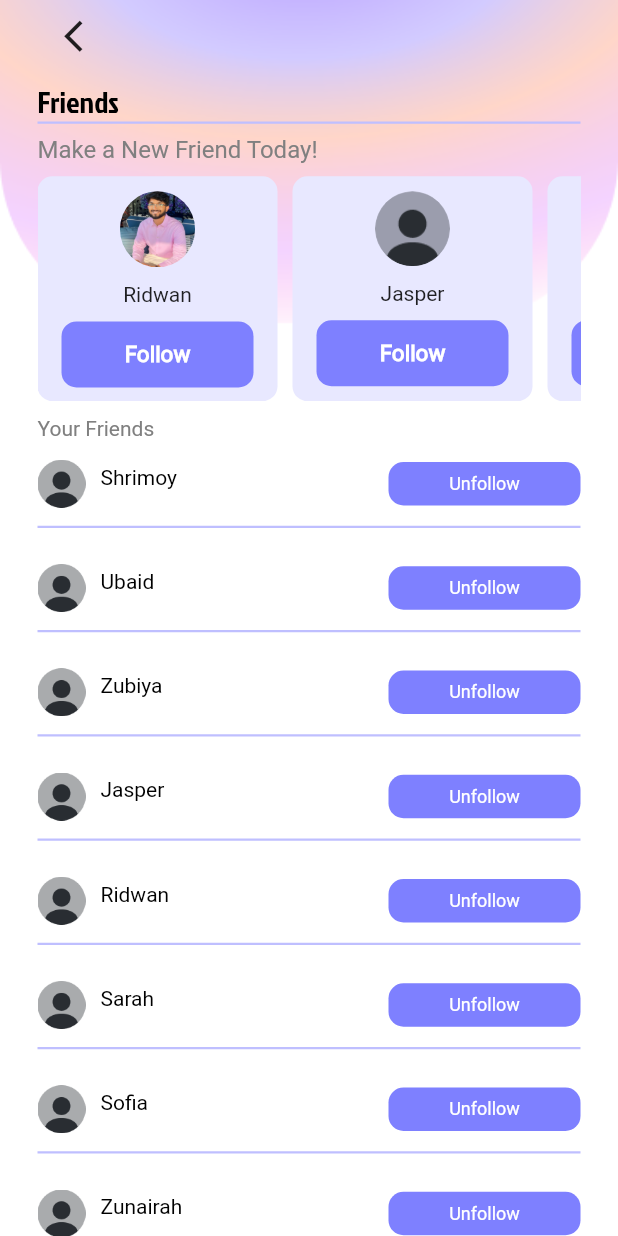
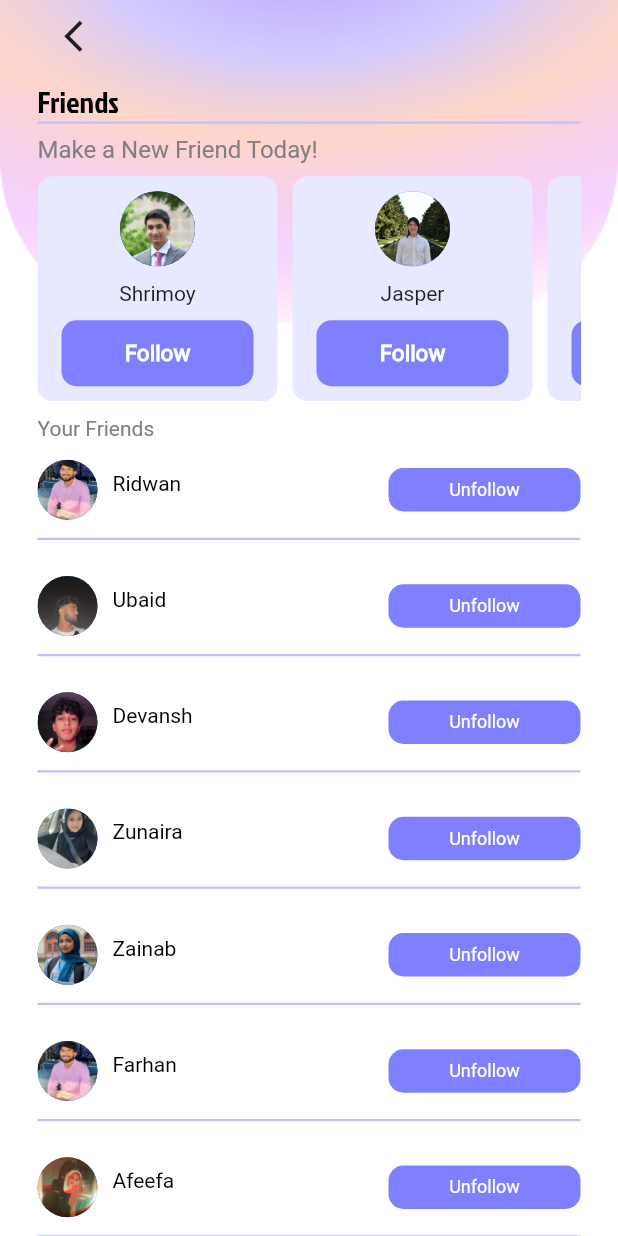
Before and after one commit to acm-projects/TaskMate, a Flutter app: the ProfilePage screen opened directly, after a tap on "Friends", on a phone screen of 412 x 824 dp. Run offline on Flutter 3.47's test engine with Material 2 defaults, Android fonts, the phone set to English and light mode, and no system bars; our stand-ins replace camera, google_nav_bar.

Commit message:
placeholder imgs

```diff
--- a/lib/pages/friends_page.dart
+++ b/lib/pages/friends_page.dart
@@ -1,3 +1,5 @@
+// ignore_for_file: prefer_const_constructors
+
 import 'package:flutter/material.dart';
 import 'package:task_mate/pages/profile_page.dart';
 import 'package:task_mate/util/friends_card.dart';
@@ -80,12 +82,12 @@ class FriendsPage extends StatelessWidget {
                     children: [
                       // ignore: prefer_const_constructors
                       CardFriend(
-                        username: 'Ridwan',
-                        profilePic: "lib/images/ridwan_profile.jpg",
+                        username: 'Shrimoy',
+                        profilePic: "lib/images/profile_pic_8.jpeg",
                       ),
                       const CardFriend(
                         username: 'Jasper',
-                        profilePic: "lib/images/profile.png",
+                        profilePic: "lib/images/profile_pic_9.jpeg",
                       ),
                       const CardFriend(
                         username: 'Friend3',
@@ -117,18 +119,45 @@ class FriendsPage extends StatelessWidget {
                 ),
                 const SizedBox(height: 1),
                 //list of friends to add
-                FriendsTile(username: 'Shrimoy'),
-                FriendsTile(username: "Ubaid"),
-                FriendsTile(username: 'Zubiya'),
-                FriendsTile(username: "Jasper"),
-                FriendsTile(username: 'Ridwan'),
-                FriendsTile(username: "Sarah"),
-                FriendsTile(username: 'Sofia'),
-                FriendsTile(username: "Zunairah"),
-                FriendsTile(username: 'Ethan'),
-                FriendsTile(username: "Safia"),
-                FriendsTile(username: 'Zainab'),
-                FriendsTile(username: "Muriam"),
+                FriendsTile(
+                  username: 'Ridwan',
+                  profilePic: 'lib/images/ridwan_profile.jpg',
+                  ),
+                FriendsTile(
+                  username: 'Ubaid',
+                  profilePic: 'lib/images/profile_pic_6.jpeg',
+                ),
+                FriendsTile(
+                  username: 'Devansh',
+                  profilePic: 'lib/images/profile_pic_7.jpeg',
+                ),
+                FriendsTile(username: 'Zunaira',
+                  profilePic: 'lib/images/profile_pic_4.jpeg',
+                ),
+                FriendsTile(username: 'Zainab',
+                  profilePic: 'lib/images/profile_pic_10.jpeg',
+                ),
+                FriendsTile(username: "Farhan",
+                  profilePic: 'lib/images/ridwan_profile.jpg',
+                ),
+                FriendsTile(username: 'Afeefa',
+                  profilePic: 'lib/images/profile_pic_5.jpeg',
+                ),
+                FriendsTile(username: 'Safia',
+                  profilePic: 'lib/images/ridwan_profile.jpg',
+                ),
+                FriendsTile(username: 'Ethan',
+                  profilePic: 'lib/images/ridwan_profile.jpg',
+                ),
+                FriendsTile(username: 'Safia',
+                  profilePic: 'lib/images/ridwan_profile.jpg',
+                ),
+                FriendsTile(username: 'Evelyn',
+                  profilePic: 'lib/images/ridwan_profile.jpg',
+                ),
+                FriendsTile(username: "Muriam",
+                  profilePic: 'lib/images/ridwan_profile.jpg',
+                ),
               ],
             )
           ],
--- a/lib/util/friends_bar.dart
+++ b/lib/util/friends_bar.dart
@@ -80,7 +80,7 @@ class FriendsBar extends StatelessWidget {
               children: [
                 CircleAvatar(
                     radius: 25,
-                    backgroundImage: AssetImage('lib/images/profile_pic_2.jpeg'),
+                    backgroundImage: AssetImage('lib/images/profile_pic_10.jpeg'),
                   ),
                 CircleAvatar(
                   radius: 25,
@@ -88,15 +88,15 @@ class FriendsBar extends StatelessWidget {
                 ),
                 CircleAvatar(
                   radius: 25,
-                  backgroundImage: AssetImage('lib/images/profile_pic_3.jpeg'),
+                  backgroundImage: AssetImage('lib/images/profile_pic_4.jpeg'),
                 ),
                 CircleAvatar(
                   radius: 25,
-                  backgroundImage: AssetImage('lib/images/profile_pic_2.jpeg'),
+                  backgroundImage: AssetImage('lib/images/profile_pic_5.jpeg'),
                 ),
                 CircleAvatar(
                   radius: 25,
-                  backgroundImage: AssetImage('lib/images/profile_pic_2.jpeg'),
+                  backgroundImage: AssetImage('lib/images/profile_pic_6.jpeg'),
                 ),
               ],
             ),
--- a/lib/util/friends_card.dart
+++ b/lib/util/friends_card.dart
@@ -24,10 +24,11 @@ class CardFriend extends StatelessWidget {
             const SizedBox(height: 10),
             Container(
               width: 50,
-              child: ClipRRect(
-                borderRadius: BorderRadius.circular(40),
-                child:Image.asset(profilePic)
-              )
+              child:
+              CircleAvatar(
+                    radius: 25,
+                    backgroundImage: AssetImage(profilePic),
+                  ),
             ),
             const SizedBox(height: 10),
             Text('' + username.toString()),
--- a/lib/util/friends_tile.dart
+++ b/lib/util/friends_tile.dart
@@ -2,10 +2,12 @@ import 'package:flutter/material.dart';
 
 class FriendsTile extends StatelessWidget {
   final String username;
+  final String profilePic;
 
   const FriendsTile({
     Key? key,
-    required this.username
+    required this.username,
+    required this.profilePic,
   }): super(key: key);
 
   @override
@@ -21,10 +23,15 @@ class FriendsTile extends StatelessWidget {
               Row(
                 crossAxisAlignment: CrossAxisAlignment.center,
                 children: [
-                  Container(
-                    height: 32,
-                    child: Image.asset("lib/images/profile.png"),
+                  CircleAvatar(
+                    radius: 20,
+                    backgroundImage: AssetImage(profilePic),
                   ),
+                  // Container(
+
+                  //   height: 32,
+                  //   child: Image.asset(profilePic),
+                  // ),
                   const SizedBox(width: 10),
                   Text(
                     username,
--- a/lib/util/home_page_complete_component.dart
+++ b/lib/util/home_page_complete_component.dart
@@ -30,15 +30,20 @@ class HomePagePageComponent extends StatelessWidget {
                         children: [
                           IconButton(
                             iconSize: 69,
-                              padding: EdgeInsets.all(0),
-                              icon: const Image(
-                                image: AssetImage(
-                                  'lib/images/profilebig.png'
-                                  ),
+                            padding: EdgeInsets.all(0),
+                            icon: const ClipOval(
+                              child: Image(
+                                image: AssetImage('lib/images/zubi_profile.jpg'),
+                                width: 69,
+                                height: 69,
+                                fit: BoxFit.cover,
                               ),
-                              onPressed: () {
-                                //add functionality
-                              }),
+                            ),
+                            onPressed: () {
+                              // add functionality
+                            },
+                          ),
+
 
                           const SizedBox(width: 15,),
 
@@ -67,7 +72,7 @@ class HomePagePageComponent extends StatelessWidget {
                                 mainAxisAlignment: MainAxisAlignment.start,
                                 children: [
                                   Text(
-                                    'Welcome, User',
+                                    'Welcome, Zubiya',
                                     style: TextStyle(
                                     color: Colors.black,
                                     fontSize: 10,
@@ -137,7 +142,7 @@ class HomePagePageComponent extends StatelessWidget {
                                     Row(
                                       mainAxisAlignment: MainAxisAlignment.spaceBetween,
                                       children: [
-                                        Text(
+                                        const Text(
                                           'Tasks',
                                           style: TextStyle(
                                             color: Colors.black,
@@ -148,7 +153,7 @@ class HomePagePageComponent extends StatelessWidget {
 
                                         IconButton(
                                           onPressed: () {},
-                                          icon: Image(image: AssetImage(
+                                          icon: const Image(image: AssetImage(
                                             'lib/images/plus.png',),
                                             height: 20,
                                             ),
```
Also changed, not shown: pubspec.yaml (+9 -1 lines), lib/images/profile_pic_10.jpeg (added), lib/images/profile_pic_4.jpeg (added), lib/images/profile_pic_5.jpeg (added), lib/images/profile_pic_6.jpeg (added), lib/images/profile_pic_7.jpeg (added), lib/images/profile_pic_8.jpeg (added), lib/images/profile_pic_9.jpeg (added), 1 other file.
